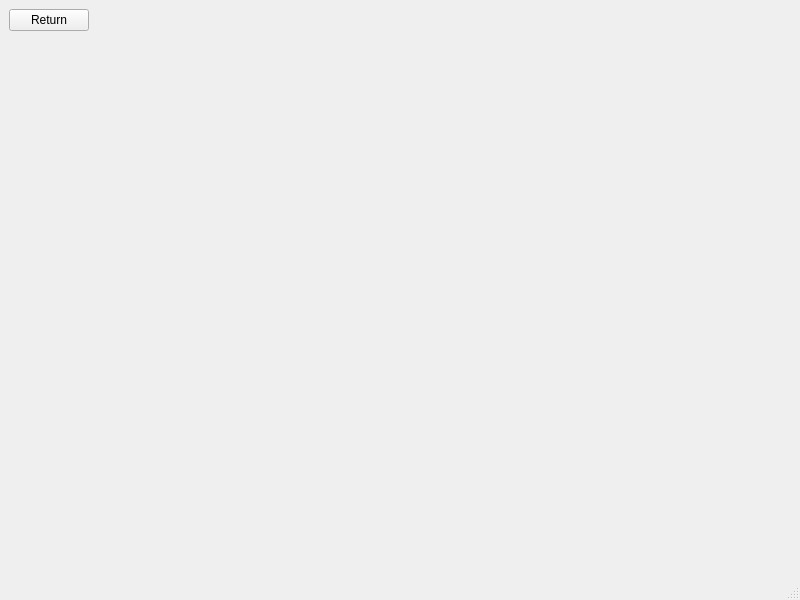
Old version of the form recipeapp.ui in the repository Blake1412/Qt-Recipe-Application.
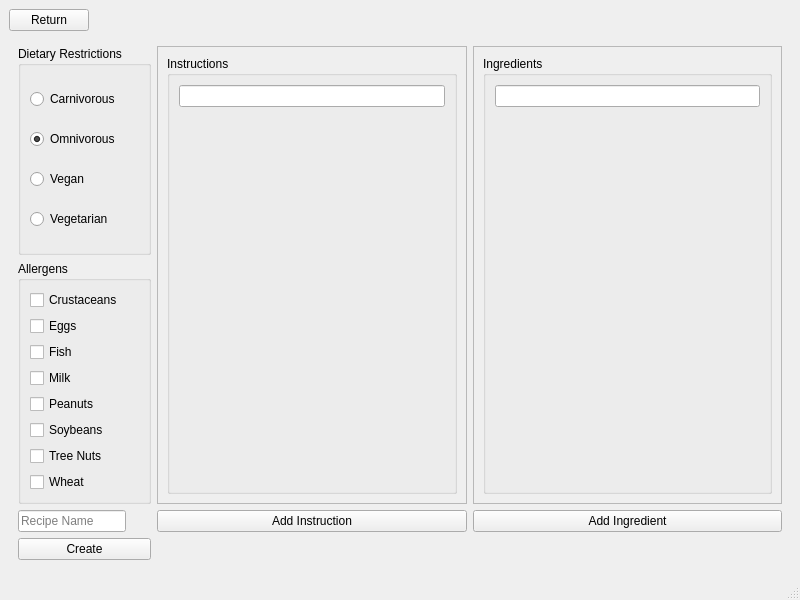
New version of the form. The open tabs and pages were chosen to show the change.

Commit message: JSON recipe storage, create recipe page, recipe display list

```diff
--- a/recipeapp.ui
+++ b/recipeapp.ui
@@ -475,7 +475,269 @@
         </item>
        </layout>
       </widget>
-      <widget class="QWidget" name="createPage"/>
+      <widget class="QWidget" name="createPage">
+       <layout class="QGridLayout" name="gridLayout_7">
+        <item row="1" column="0">
+         <widget class="QGroupBox" name="allergensCreateButtons">
+          <property name="title">
+           <string>Allergens</string>
+          </property>
+          <layout class="QVBoxLayout" name="verticalLayout_17">
+           <item>
+            <widget class="QCheckBox" name="crustaceanButton_3">
+             <property name="text">
+              <string>Crustaceans</string>
+             </property>
+            </widget>
+           </item>
+           <item>
+            <widget class="QCheckBox" name="eggButton_3">
+             <property name="text">
+              <string>Eggs</string>
+             </property>
+            </widget>
+           </item>
+           <item>
+            <widget class="QCheckBox" name="fishButton_3">
+             <property name="text">
+              <string>Fish</string>
+             </property>
+            </widget>
+           </item>
+           <item>
+            <widget class="QCheckBox" name="milkButton_3">
+             <property name="text">
+              <string>Milk</string>
+             </property>
+            </widget>
+           </item>
+           <item>
+            <widget class="QCheckBox" name="peanutsButton_3">
+             <property name="text">
+              <string>Peanuts</string>
+             </property>
+            </widget>
+           </item>
+           <item>
+            <widget class="QCheckBox" name="soybeansButton_3">
+             <property name="text">
+              <string>Soybeans</string>
+             </property>
+            </widget>
+           </item>
+           <item>
+            <widget class="QCheckBox" name="treeNutsButton_3">
+             <property name="text">
+              <string>Tree Nuts</string>
+             </property>
+             <property name="tristate">
+              <bool>false</bool>
+             </property>
+            </widget>
+           </item>
+           <item>
+            <widget class="QCheckBox" name="wheatButton_3">
+             <property name="text">
+              <string>Wheat</string>
+             </property>
+            </widget>
+           </item>
+          </layout>
+         </widget>
+        </item>
+        <item row="2" column="3">
+         <widget class="QPushButton" name="addIngredientButton">
+          <property name="text">
+           <string>Add Ingredient</string>
+          </property>
+         </widget>
+        </item>
+        <item row="3" column="0">
+         <widget class="QPushButton" name="createRecipeButton">
+          <property name="text">
+           <string>Create</string>
+          </property>
+         </widget>
+        </item>
+        <item row="2" column="0">
+         <widget class="QLineEdit" name="recipeNameCreateLabel">
+          <property name="sizePolicy">
+           <sizepolicy hsizetype="Fixed" vsizetype="Fixed">
+            <horstretch>0</horstretch>
+            <verstretch>0</verstretch>
+           </sizepolicy>
+          </property>
+          <property name="placeholderText">
+           <string>Recipe Name</string>
+          </property>
+         </widget>
+        </item>
+        <item row="0" column="0">
+         <widget class="QGroupBox" name="groupBox_7">
+          <property name="title">
+           <string>Dietary Restrictions</string>
+          </property>
+          <property name="checkable">
+           <bool>false</bool>
+          </property>
+          <layout class="QVBoxLayout" name="verticalLayout_16">
+           <item>
+            <widget class="QRadioButton" name="carnivorousButton_3">
+             <property name="text">
+              <string>Carnivorous</string>
+             </property>
+             <attribute name="buttonGroup">
+              <string notr="true">dietaryRestrictionCreateButtons</string>
+             </attribute>
+            </widget>
+           </item>
+           <item>
+            <widget class="QRadioButton" name="omnivorousButton_3">
+             <property name="text">
+              <string>Omnivorous</string>
+             </property>
+             <property name="checked">
+              <bool>true</bool>
+             </property>
+             <attribute name="buttonGroup">
+              <string notr="true">dietaryRestrictionCreateButtons</string>
+             </attribute>
+            </widget>
+           </item>
+           <item>
+            <widget class="QRadioButton" name="veganButton_3">
+             <property name="text">
+              <string>Vegan</string>
+             </property>
+             <attribute name="buttonGroup">
+              <string notr="true">dietaryRestrictionCreateButtons</string>
+             </attribute>
+            </widget>
+           </item>
+           <item>
+            <widget class="QRadioButton" name="VegetarianButton_3">
+             <property name="text">
+              <string>Vegetarian</string>
+             </property>
+             <attribute name="buttonGroup">
+              <string notr="true">dietaryRestrictionCreateButtons</string>
+             </attribute>
+            </widget>
+           </item>
+          </layout>
+         </widget>
+        </item>
+        <item row="0" column="1" rowspan="2">
+         <widget class="QScrollArea" name="scrollArea_7">
+          <property name="widgetResizable">
+           <bool>true</bool>
+          </property>
+          <widget class="QWidget" name="scrollAreaWidgetContents_7">
+           <property name="geometry">
+            <rect>
+             <x>0</x>
+             <y>0</y>
+             <width>309</width>
+             <height>427</height>
+            </rect>
+           </property>
+           <layout class="QVBoxLayout" name="verticalLayout_20">
+            <item>
+             <widget class="QGroupBox" name="groupBox_5">
+              <property name="title">
+               <string>Instructions</string>
+              </property>
+              <layout class="QVBoxLayout" name="verticalLayout_18">
+               <item>
+                <layout class="QVBoxLayout" name="instructionsCreateList">
+                 <item>
+                  <widget class="QLineEdit" name="lineEdit"/>
+                 </item>
+                 <item>
+                  <spacer name="verticalSpacer_9">
+                   <property name="orientation">
+                    <enum>Qt::Vertical</enum>
+                   </property>
+                   <property name="sizeHint" stdset="0">
+                    <size>
+                     <width>20</width>
+                     <height>40</height>
+                    </size>
+                   </property>
+                  </spacer>
+                 </item>
+                </layout>
+               </item>
+              </layout>
+             </widget>
+            </item>
+           </layout>
+          </widget>
+         </widget>
+        </item>
+        <item row="0" column="3" rowspan="2">
+         <widget class="QScrollArea" name="scrollArea_8">
+          <property name="widgetResizable">
+           <bool>true</bool>
+          </property>
+          <widget class="QWidget" name="scrollAreaWidgetContents_8">
+           <property name="geometry">
+            <rect>
+             <x>0</x>
+             <y>0</y>
+             <width>309</width>
+             <height>427</height>
+            </rect>
+           </property>
+           <layout class="QVBoxLayout" name="verticalLayout_21">
+            <item>
+             <widget class="QGroupBox" name="groupBox_6">
+              <property name="title">
+               <string>Ingredients</string>
+              </property>
+              <layout class="QVBoxLayout" name="verticalLayout_19">
+               <item>
+                <layout class="QVBoxLayout" name="ingredientsCreateList">
+                 <item>
+                  <widget class="QLineEdit" name="lineEdit_2"/>
+                 </item>
+                 <item>
+                  <spacer name="verticalSpacer_10">
+                   <property name="orientation">
+                    <enum>Qt::Vertical</enum>
+                   </property>
+                   <property name="sizeHint" stdset="0">
+                    <size>
+                     <width>20</width>
+                     <height>40</height>
+                    </size>
+                   </property>
+                  </spacer>
+                 </item>
+                </layout>
+               </item>
+              </layout>
+             </widget>
+            </item>
+           </layout>
+          </widget>
+         </widget>
+        </item>
+        <item row="2" column="1">
+         <widget class="QPushButton" name="addInstructionButton">
+          <property name="sizePolicy">
+           <sizepolicy hsizetype="Minimum" vsizetype="Fixed">
+            <horstretch>0</horstretch>
+            <verstretch>0</verstretch>
+           </sizepolicy>
+          </property>
+          <property name="text">
+           <string>Add Instruction</string>
+          </property>
+         </widget>
+        </item>
+       </layout>
+      </widget>
       <widget class="QWidget" name="favoritesPage"/>
      </widget>
     </item>
```
Left out of the diff: 3 changed lines with no effect on the pictures. The commit also changes 5 other files.
